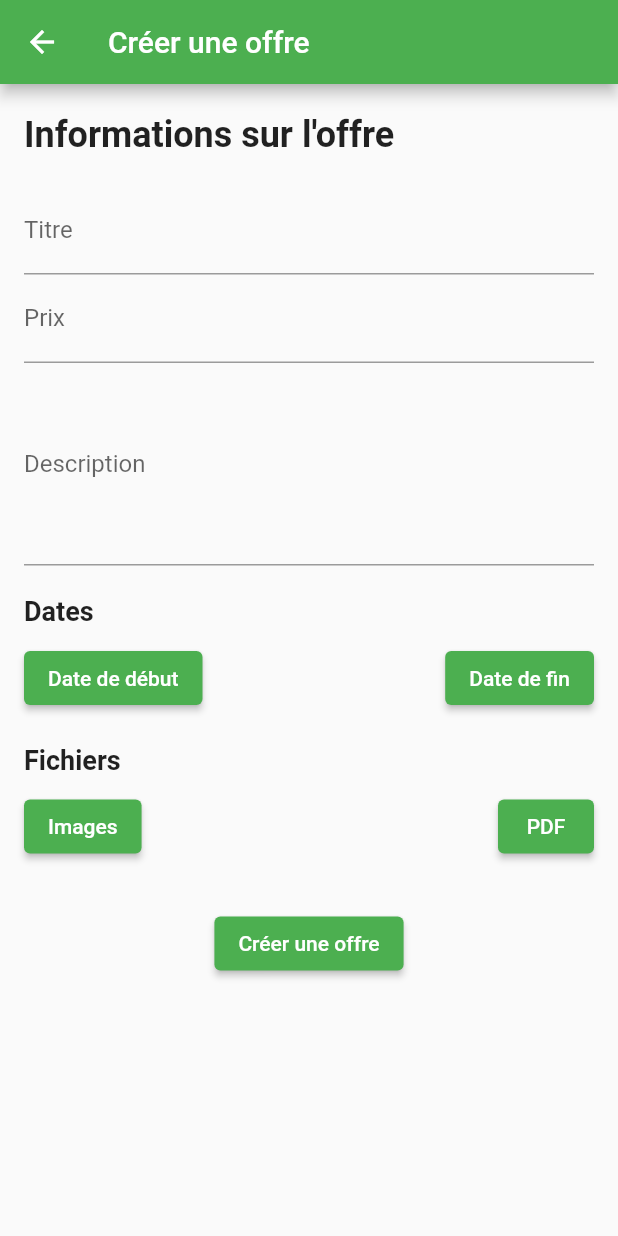
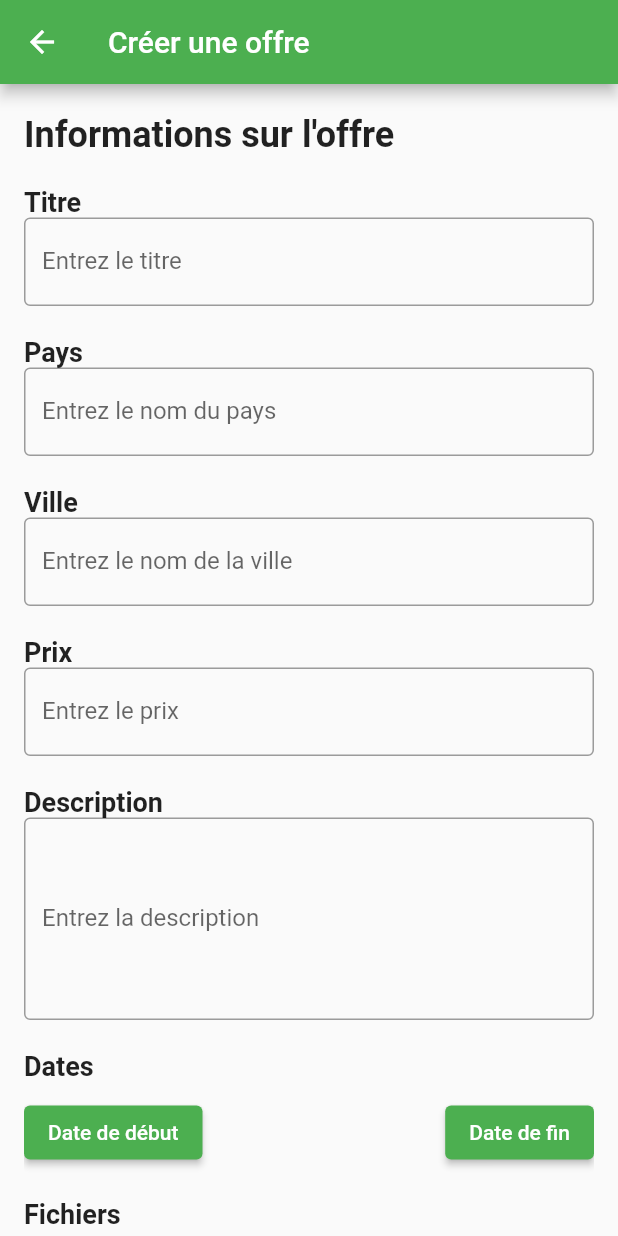
Before and after one commit to MauroHEG/CHARTER_SA, a Flutter app: the PageFormulaireOffre screen opened directly, on a phone screen of 412 x 824 dp. Run offline on Flutter 3.47's test engine with Material 2 defaults, Android fonts, the phone set to English and light mode, and no system bars; our stand-ins replace carousel_slider, cloud_firestore, file_picker, firebase_auth, firebase_core, firebase_storage and 4 more; missing offline and left inert: dart:html, flutter_pdfview, image_picker_web, mime_type; accounts and stored records are empty.

Commit message:
ajout champs pays et ville - offres

```diff
--- a/lib/web_admin/screens/offre_form_page.dart
+++ b/lib/web_admin/screens/offre_form_page.dart
@@ -33,6 +33,8 @@ class _PageFormulaireOffreState extends State<PageFormulaireOffre> {
   Uint8List? _octetsPdfSelectionne;
   String? _nomPdfSelectionne;
   List<html.File>? _imagesSelectionneesHtml;
+  String? _pays;
+  String? _ville;
 
   @override
   void dispose() {
@@ -46,26 +48,33 @@ class _PageFormulaireOffreState extends State<PageFormulaireOffre> {
   Widget build(BuildContext context) {
     return Scaffold(
       appBar: AppBar(
-        title: Text('Créer une offre'),
+        title: const Text('Créer une offre'),
       ),
       body: SafeArea(
         child: Padding(
-          padding: EdgeInsets.symmetric(horizontal: 16.0),
+          padding: const EdgeInsets.symmetric(horizontal: 16.0),
           child: SingleChildScrollView(
             child: Form(
               key: _cleFormulaire,
               child: Column(
                 crossAxisAlignment: CrossAxisAlignment.start,
                 children: [
-                  SizedBox(height: 20),
-                  Text(
+                  const SizedBox(height: 20),
+                  const Text(
                     'Informations sur l\'offre',
                     style: TextStyle(fontSize: 24, fontWeight: FontWeight.bold),
                   ),
-                  SizedBox(height: 20),
+                  const SizedBox(height: 20),
+                  const Text(
+                    'Titre',
+                    style: TextStyle(fontWeight: FontWeight.bold, fontSize: 18),
+                  ),
                   TextFormField(
                     controller: _controleurTitre,
-                    decoration: InputDecoration(labelText: 'Titre'),
+                    decoration: const InputDecoration(
+                      labelText: 'Entrez le titre',
+                      border: OutlineInputBorder(),
+                    ),
                     validator: (value) {
                       if (value == null || value.isEmpty) {
                         return 'Veuillez entrer un titre';
@@ -73,9 +82,49 @@ class _PageFormulaireOffreState extends State<PageFormulaireOffre> {
                       return null;
                     },
                   ),
+                  const SizedBox(height: 20),
+                  const Text(
+                    'Pays',
+                    style: TextStyle(fontWeight: FontWeight.bold, fontSize: 18),
+                  ),
+                  TextField(
+                    decoration: const InputDecoration(
+                      labelText: 'Entrez le nom du pays',
+                      border: OutlineInputBorder(),
+                    ),
+                    onChanged: (value) {
+                      setState(() {
+                        _pays = value;
+                      });
+                    },
+                  ),
+                  const SizedBox(height: 20),
+                  const Text(
+                    'Ville',
+                    style: TextStyle(fontWeight: FontWeight.bold, fontSize: 18),
+                  ),
+                  TextField(
+                    decoration: const InputDecoration(
+                      labelText: 'Entrez le nom de la ville',
+                      border: OutlineInputBorder(),
+                    ),
+                    onChanged: (value) {
+                      setState(() {
+                        _ville = value;
+                      });
+                    },
+                  ),
+                  const SizedBox(height: 20),
+                  const Text(
+                    'Prix',
+                    style: TextStyle(fontWeight: FontWeight.bold, fontSize: 18),
+                  ),
                   TextFormField(
                     controller: _controleurPrix,
-                    decoration: InputDecoration(labelText: 'Prix'),
+                    decoration: const InputDecoration(
+                      labelText: 'Entrez le prix',
+                      border: OutlineInputBorder(),
+                    ),
                     keyboardType: TextInputType.number,
                     validator: (value) {
                       if (value == null || value.isEmpty) {
@@ -84,9 +133,17 @@ class _PageFormulaireOffreState extends State<PageFormulaireOffre> {
                       return null;
                     },
                   ),
+                  const SizedBox(height: 20),
+                  const Text(
+                    'Description',
+                    style: TextStyle(fontWeight: FontWeight.bold, fontSize: 18),
+                  ),
                   TextFormField(
                     controller: _controleurDescription,
-                    decoration: InputDecoration(labelText: 'Description'),
+                    decoration: const InputDecoration(
+                      labelText: 'Entrez la description',
+                      border: OutlineInputBorder(),
+                    ),
                     maxLines: 5,
                     validator: (value) {
                       if (value == null || value.isEmpty) {
@@ -95,12 +152,12 @@ class _PageFormulaireOffreState extends State<PageFormulaireOffre> {
                       return null;
                     },
                   ),
-                  SizedBox(height: 20),
-                  Text(
+                  const SizedBox(height: 20),
+                  const Text(
                     'Dates',
                     style: TextStyle(fontSize: 18, fontWeight: FontWeight.bold),
                   ),
-                  SizedBox(height: 10),
+                  const SizedBox(height: 10),
                   Row(
                     mainAxisAlignment: MainAxisAlignment.spaceBetween,
                     children: [
@@ -110,7 +167,8 @@ class _PageFormulaireOffreState extends State<PageFormulaireOffre> {
                             context: context,
                             initialDate: DateTime.now(),
                             firstDate: DateTime.now(),
-                            lastDate: DateTime.now().add(Duration(days: 365)),
+                            lastDate:
+                                DateTime.now().add(const Duration(days: 365)),
                           );
                           if (dateSelectionnee != null) {
                             setState(() {
@@ -128,7 +186,8 @@ class _PageFormulaireOffreState extends State<PageFormulaireOffre> {
                             context: context,
                             initialDate: DateTime.now(),
                             firstDate: DateTime.now(),
-                            lastDate: DateTime.now().add(Duration(days: 365)),
+                            lastDate:
+                                DateTime.now().add(const Duration(days: 365)),
                           );
                           if (dateSelectionnee != null) {
                             setState(() {
@@ -142,38 +201,38 @@ class _PageFormulaireOffreState extends State<PageFormulaireOffre> {
                       ),
                     ],
                   ),
-                  SizedBox(height: 20),
-                  Text(
+                  const SizedBox(height: 20),
+                  const Text(
                     'Fichiers',
                     style: TextStyle(fontSize: 18, fontWeight: FontWeight.bold),
                   ),
-                  SizedBox(height: 10),
+                  const SizedBox(height: 10),
                   Row(
                     mainAxisAlignment: MainAxisAlignment.spaceBetween,
                     children: [
                       ElevatedButton(
                         onPressed: _selectionnerImages,
-                        child: Text('Images'),
+                        child: const Text('Images'),
                       ),
                       ElevatedButton(
                         onPressed: _selectionnerPdf,
-                        child: Text('PDF'),
+                        child: const Text('PDF'),
                       ),
                     ],
                   ),
-                  SizedBox(height: 10),
+                  const SizedBox(height: 10),
                   if (_imagesSelectionnees != null ||
                       _imagesSelectionneesHtml != null ||
                       _nomPdfSelectionne != null)
                     Column(
                       crossAxisAlignment: CrossAxisAlignment.start,
                       children: [
-                        Text(
+                        const Text(
                           'Fichiers sélectionnés',
                           style: TextStyle(
                               fontSize: 18, fontWeight: FontWeight.bold),
                         ),
-                        SizedBox(height: 10),
+                        const SizedBox(height: 10),
                         if (_imagesSelectionnees != null)
                           for (int index = 0;
                               index < _imagesSelectionnees!.length;
@@ -185,12 +244,12 @@ class _PageFormulaireOffreState extends State<PageFormulaireOffre> {
                                 children: [
                                   Text(
                                     _imagesSelectionnees![index].name,
-                                    style: TextStyle(
+                                    style: const TextStyle(
                                         fontSize: 16,
                                         fontStyle: FontStyle.italic),
                                   ),
                                   IconButton(
-                                    icon: Icon(Icons.delete),
+                                    icon: const Icon(Icons.delete),
                                     onPressed: () {
                                       setState(() {
                                         _imagesSelectionnees!.removeAt(index);
@@ -211,12 +270,12 @@ class _PageFormulaireOffreState extends State<PageFormulaireOffre> {
                                 children: [
                                   Text(
                                     _imagesSelectionneesHtml![index].name,
-                                    style: TextStyle(
+                                    style: const TextStyle(
                                         fontSize: 16,
                                         fontStyle: FontStyle.italic),
                                   ),
                                   IconButton(
-                                    icon: Icon(Icons.delete),
+                                    icon: const Icon(Icons.delete),
                                     onPressed: () {
                                       setState(() {
                                         _imagesSelectionneesHtml!
@@ -232,10 +291,10 @@ class _PageFormulaireOffreState extends State<PageFormulaireOffre> {
                             children: [
                               Text(
                                 'PDF sélectionné: $_nomPdfSelectionne',
-                                style: TextStyle(fontSize: 16),
+                                style: const TextStyle(fontSize: 16),
                               ),
                               IconButton(
-                                icon: Icon(Icons.delete),
+                                icon: const Icon(Icons.delete),
                                 onPressed: () {
                                   setState(() {
                                     _octetsPdfSelectionne = null;
@@ -247,7 +306,7 @@ class _PageFormulaireOffreState extends State<PageFormulaireOffre> {
                           ),
                       ],
                     ),
-                  SizedBox(height: 20),
+                  const SizedBox(height: 20),
                   Center(
                     child: ElevatedButton(
                       onPressed: () {
@@ -257,10 +316,10 @@ class _PageFormulaireOffreState extends State<PageFormulaireOffre> {
                           _creerOffre();
                         }
                       },
-                      child: Text('Créer une offre'),
+                      child: const Text('Créer une offre'),
                     ),
                   ),
-                  SizedBox(height: 20),
+                  const SizedBox(height: 20),
                 ],
               ),
             ),
@@ -277,6 +336,8 @@ class _PageFormulaireOffreState extends State<PageFormulaireOffre> {
         'titre': _controleurTitre.text,
         'prix': double.parse(_controleurPrix.text),
         'description': _controleurDescription.text,
+        'pays': _pays,
+        'ville': _ville,
         'images': _urlsImagesTelechargees,
         'pdf': _urlPdfTelecharge,
       });
```
